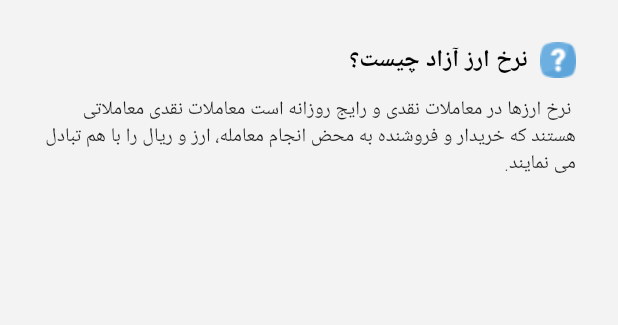
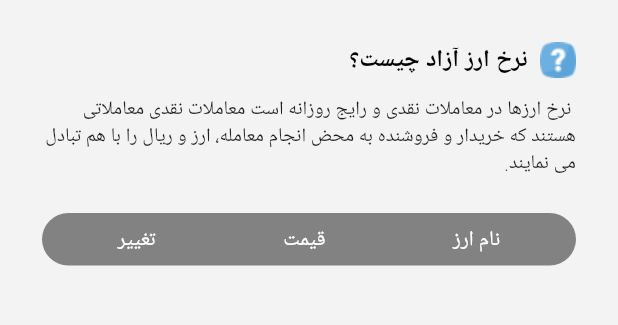
Before and after one commit to alikazemidev/currency_flutter_saffari, a Flutter app: the screen it shows after launch, on a phone screen of 412 x 824 dp, the part 84-409 px from its top. Run offline on Flutter 3.47's test engine with Material 2 defaults, Android fonts, the phone set to English and light mode, and no system bars; Roboto replaces fonts that are missing (vazir).

Commit message:
creat first row of table e13

```diff
--- a/lib/main.dart
+++ b/lib/main.dart
@@ -28,6 +28,7 @@ class MyApp extends StatelessWidget {
           ),
           headline2: TextStyle(
             fontFamily: 'vazir',
+            color: Colors.white,
             fontSize: 14,
             fontWeight: FontWeight.w300,
           ),
@@ -101,6 +102,34 @@ class HomePage extends StatelessWidget {
               textDirection: TextDirection.rtl,
               style: Theme.of(context).textTheme.bodyText1,
             ),
+            Container(
+              height: 35,
+              margin: EdgeInsets.only(top: 24),
+              decoration: BoxDecoration(
+                borderRadius: BorderRadius.circular(100),
+                color: Color.fromARGB(255, 130, 130, 130),
+              ),
+              child: Padding(
+                padding: const EdgeInsets.all(8.0),
+                child: Row(
+                  mainAxisAlignment: MainAxisAlignment.spaceAround,
+                  children: [
+                    Text(
+                      'نام ارز',
+                      style: Theme.of(context).textTheme.headline2,
+                    ),
+                    Text(
+                      'قیمت',
+                      style: Theme.of(context).textTheme.headline2,
+                    ),
+                    Text(
+                      'تغییر',
+                      style: Theme.of(context).textTheme.headline2,
+                    ),
+                  ],
+                ),
+              ),
+            )
           ],
         ),
       ),
```
